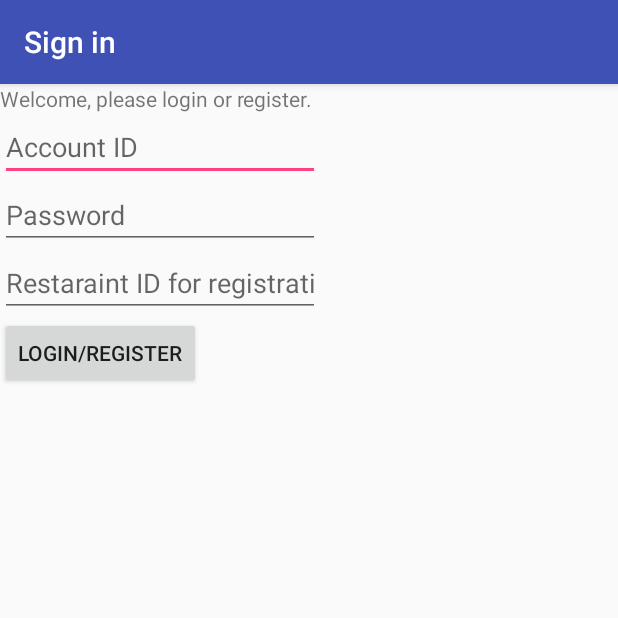
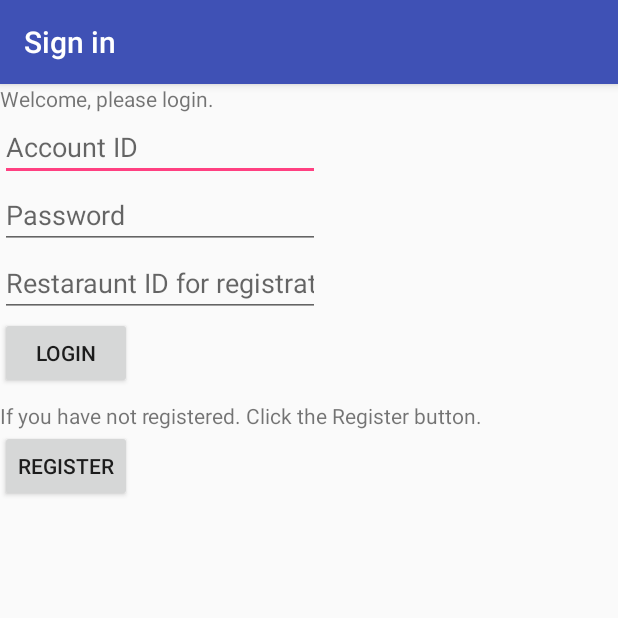
Before and after one commit to Nihilius/WheresMyWaiter, an Android app: the screen it shows after launch (LoginEmployeeActivityUSETHISONE before the commit, LoginEmployeeActivity after it), after a tap on "FOR EMPLOYEE", on a phone screen of 412 x 824 dp, the top half of it. Run offline under Robolectric (Android 15) with nearby library versions, the phone set to English and light mode, and no system bars; our stand-ins replace Firebase (no records; nobody signed in at launch, a user with empty details on screens opened directly).

Commit message:
Implemented Waiter registration

```diff
--- a/app/build.gradle
+++ b/app/build.gradle
@@ -23,7 +23,11 @@ dependencies {
     implementation 'com.android.support:appcompat-v7:26.1.0'
     implementation 'com.android.support.constraint:constraint-layout:1.0.2'
     implementation 'com.android.support:design:26.1.0'
+    implementation 'com.google.firebase:firebase-database:11.0.4'
     testImplementation 'junit:junit:4.12'
     androidTestImplementation 'com.android.support.test:runner:1.0.1'
     androidTestImplementation 'com.android.support.test.espresso:espresso-core:3.0.1'
 }
+
+
+apply plugin: 'com.google.gms.google-services'
--- a/app/src/main/AndroidManifest.xml
+++ b/app/src/main/AndroidManifest.xml
@@ -22,7 +22,7 @@
             </intent-filter>
         </activity>
         <activity
-            android:name=".LoginEmployeeActivityUSETHISONE"
+            android:name=".LoginEmployeeActivity"
             android:label="@string/title_activity_employee_login" />
         <activity android:name=".CustomerActivity" />
         <activity android:name=".CustomerTableSession"></activity>
--- a/app/src/main/java/com/db/bv/bignerdranch/android/wheresmywaiter/LoginEmployeeActivityUSETHISONE.java
+++ /dev/null
@@ -1,47 +0,0 @@
-package com.db.bv.bignerdranch.android.wheresmywaiter;
-
-import android.support.v7.app.AppCompatActivity;
-import android.os.Bundle;
-import android.view.View;
-import android.widget.Button;
-import android.widget.EditText;
-
-public class LoginEmployeeActivityUSETHISONE extends AppCompatActivity {
-
-    EditText mUsername, mPassword, mRestarauntId;
-    Button loginRegistration;
-
-    @Override
-    protected void onCreate(Bundle savedInstanceState) {
-        super.onCreate(savedInstanceState);
-        setContentView(R.layout.activity_login_employee_usethisone);
-
-        mUsername = (EditText) findViewById(R.id.AccountID);
-        mPassword = (EditText) findViewById(R.id.Password);
-        mRestarauntId = (EditText) findViewById(R.id.RestarauntId);
-
-        loginRegistration = (Button) findViewById(R.id.LoginButton);
-
-
-
-        loginRegistration.setOnClickListener(new View.OnClickListener() {
-            @Override
-            public void onClick(View v) {
-                checkCredentials(mUsername.getText().toString(), mPassword.getText().toString(),mRestarauntId.getText().toString());
-            }
-        });
-
-
-
-
-    }
-
-    public void checkCredentials(String username, String password, String RestarauntId)
-    {
-
-    }
-
-
-
-
-}
--- a/app/src/main/java/com/db/bv/bignerdranch/android/wheresmywaiter/MainActivity.java
+++ b/app/src/main/java/com/db/bv/bignerdranch/android/wheresmywaiter/MainActivity.java
@@ -24,7 +24,7 @@ public class MainActivity extends AppCompatActivity {
         employeeButton.setOnClickListener(new View.OnClickListener() {
             @Override
             public void onClick(View v) {
-                startActivity(new Intent(MainActivity.this, LoginEmployeeActivityUSETHISONE.class));
+                startActivity(new Intent(MainActivity.this, LoginEmployeeActivity.class));
             }
         });
 
--- a/app/src/main/res/layout/activity_login_employee_usethisone.xml
+++ b/app/src/main/res/layout/activity_login_employee.xml
@@ -4,7 +4,7 @@
     xmlns:tools="http://schemas.android.com/tools"
     android:layout_width="match_parent"
     android:layout_height="match_parent"
-    tools:context="com.db.bv.bignerdranch.android.wheresmywaiter.LoginEmployeeActivityUSETHISONE">
+    tools:context="com.db.bv.bignerdranch.android.wheresmywaiter.LoginEmployeeActivity">
 
     <TextView
         android:id="@+id/EmployeeWelcome"
@@ -35,7 +35,7 @@
         android:layout_width="wrap_content"
         android:layout_height="wrap_content"
         android:ems="10"
-        android:hint="Restaraint ID for registration"
+        android:hint="Restaraunt ID for registration"
         android:inputType="textPersonName"
         android:layout_below="@id/Password"/>
 
@@ -43,6 +43,22 @@
         android:id="@+id/LoginButton"
         android:layout_width="wrap_content"
         android:layout_height="wrap_content"
-        android:text="Login/Register"
+        android:text="Login"
         android:layout_below="@id/RestarauntId"/>
+
+    <TextView
+        android:id="@+id/EmployeeRegisterTextView"
+        android:layout_width="wrap_content"
+        android:layout_height="wrap_content"
+        android:text="@string/RegisterEmployee"
+        android:layout_below="@id/LoginButton"
+        android:layout_marginTop="8dp"/>
+
+    <Button
+        android:id="@+id/RegisterButton"
+        android:layout_width="wrap_content"
+        android:layout_height="wrap_content"
+        android:text="Register"
+
+        android:layout_below="@id/EmployeeRegisterTextView"/>
 </RelativeLayout>
--- a/app/src/main/res/values/strings.xml
+++ b/app/src/main/res/values/strings.xml
@@ -2,6 +2,7 @@
     <string name="app_name">Wheres My Waiter</string>
     <string name="title_activity_employee_login">Sign in</string>
 
-    <string name="WelcomeEmployee">Welcome, please login or register.</string>
+    <string name="WelcomeEmployee">Welcome, please login.</string>
+    <string name="RegisterEmployee">If you have not registered. Click the Register button.</string>
 
 </resources>
--- a/build.gradle
+++ b/build.gradle
@@ -12,6 +12,7 @@ buildscript {
 
         // NOTE: Do not place your application dependencies here; they belong
         // in the individual module build.gradle files
+        classpath 'com.google.gms:google-services:3.1.0'
     }
 }
 
```
Also changed, not shown: app/src/main/java/com/db/bv/bignerdranch/android/wheresmywaiter/LoginEmployeeActivity.java (added, +116 -0 lines), app/src/main/java/com/db/bv/bignerdranch/android/wheresmywaiter/Waiter.java (added, +46 -0 lines), app/src/main/res/layout/register_waiter_dialog.xml (added, +56 -0 lines), 1 other file.
